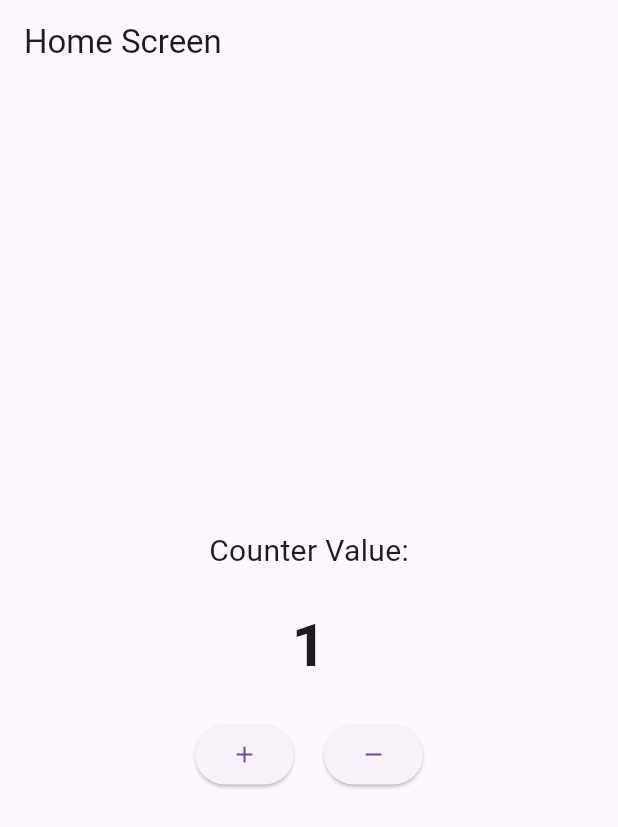
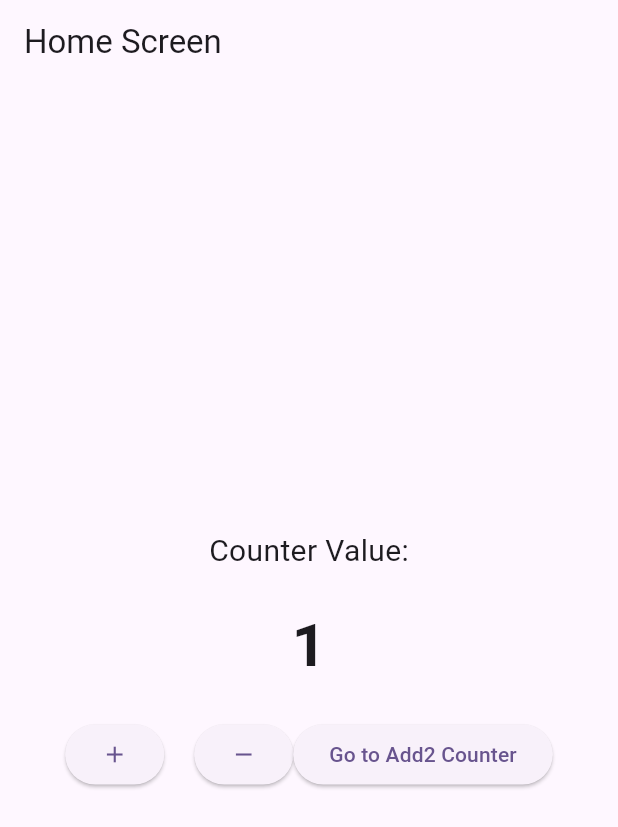
Before and after one commit to ppp3ppj/test_image_app, a Flutter app: the screen it shows after launch, after a tap on the "add" icon, on a phone screen of 412 x 824 dp. Shown: the top 827 px of the screen. Run offline on Flutter 3.47's test engine with Material 3 defaults, Android fonts, the phone set to English and light mode, and no system bars.

Commit message:
feat: add CounterAdd2 screen and view model with navigation from HomeScreen

```diff
--- a/lib/main.dart
+++ b/lib/main.dart
@@ -1,19 +1,30 @@
 import 'package:flutter/material.dart';
 import 'package:provider/provider.dart';
+import 'package:test_image_app/view/screens/counter_example/counter_screen_add2.dart';
 import 'package:test_image_app/view/screens/home_screen.dart';
+import 'package:test_image_app/view_model/counter_example/counter_add2_view_model.dart';
 import 'package:test_image_app/view_model/counter_view_model.dart';
 
 void main() {
+  // if need to use global state management, use MultiProvider
+  /*
   runApp(
+    // if need global state management, use MultiProvider
     MultiProvider(
-      providers: [ChangeNotifierProvider(create: (_) => CounterViewModel())],
-      child: MyApp(),
+      providers: [
+        //ChangeNotifierProvider(create: (_) => CounterViewModel()),
+        //ChangeNotifierProvider(create: (_) => CounterAdd2ViewModel()),
+      ],
+      child: const MyApp(),
     ),
   );
+  */
+  // If you want to use ChangeNotifierProvider for each screen, you can do it in the routes
+  runApp(const MyApp());
 }
 
 class MyApp extends StatelessWidget {
-  MyApp({super.key});
+  const MyApp({super.key});
 
   // This widget is the root of your application.
   @override
@@ -26,7 +37,16 @@
       routes: {
         // When navigating to the "/" route, build the MyHomePage widget.
         //'/': (context) => const MyHomePage(title: 'Flutter Demo Home Page'),
-        '/': (context) => HomeScreen(),
+        '/': (context) => ChangeNotifierProvider(
+          create: (_) => CounterViewModel(),
+          child: const HomeScreen(),
+        ),
+        // if need reset state management, use ChangeNotifierProvider
+        // When navigating to the '/counter_add2' route, build the CounterScreenAdd2 widget.
+        '/counter_add2': (context) => ChangeNotifierProvider(
+          create: (_) => CounterAdd2ViewModel(),
+          child: const CounterScreenAdd2(),
+        ),
       },
       //home: const MyHomePage(title: 'Flutter Demo Home Page'),
     );
--- a/lib/view/screens/home_screen.dart
+++ b/lib/view/screens/home_screen.dart
@@ -3,6 +3,8 @@ import 'package:test_image_app/view_model/counter_view_model.dart';
 import 'package:provider/provider.dart';
 
 class HomeScreen extends StatelessWidget {
+  const HomeScreen({super.key});
+
   @override
   Widget build(BuildContext context) {
     final counterVM = Provider.of<CounterViewModel>(context);
@@ -37,6 +39,9 @@ class HomeScreen extends StatelessWidget {
                   onPressed: counterVM.decrementCounter,
                   child: Icon(Icons.remove),
                 ),
+                ElevatedButton(onPressed: () => {
+                  Navigator.pushNamed(context, '/counter_add2')
+                }, child: const Text('Go to Add2 Counter')),
               ],
             ),
           ],
--- /dev/null
+++ b/lib/view_model/counter_example/counter_add2_view_model.dart
@@ -0,0 +1,17 @@
+import 'package:flutter/material.dart';
+
+class CounterAdd2ViewModel extends ChangeNotifier {
+  int _count = 100;
+
+  int get count => _count;
+
+  void plus() {
+    _count += 5;
+    notifyListeners();
+  }
+
+  void minus() {
+    _count -= 5;
+    notifyListeners();
+  }
+}
```
Also changed, not shown: lib/view/screens/counter_example/counter_screen_add2.dart (added, +36 -0 lines).
